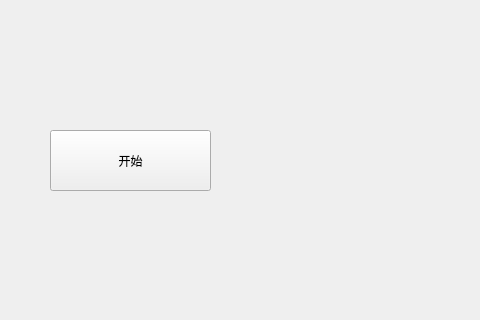
This is waitroom.ui in Frankgu3528/card-game2023 as Qt 5 draws it before an edit; both pictures show x 0 to 480 and y 110 to 430 of the 800 by 600 pixel window. The edited form follows.
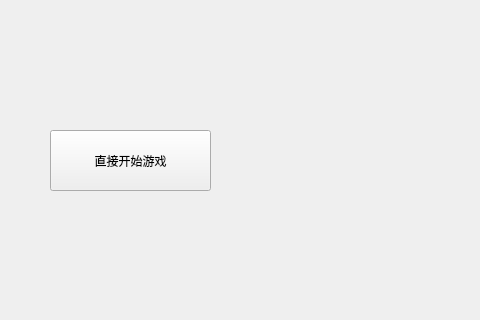
This is the edited form.

```diff
--- a/waitroom.ui
+++ b/waitroom.ui
@@ -75,7 +75,7 @@
 </string>
     </property>
     <property name="text">
-     <string>开始</string>
+     <string>直接开始游戏</string>
     </property>
    </widget>
   </widget>
```
